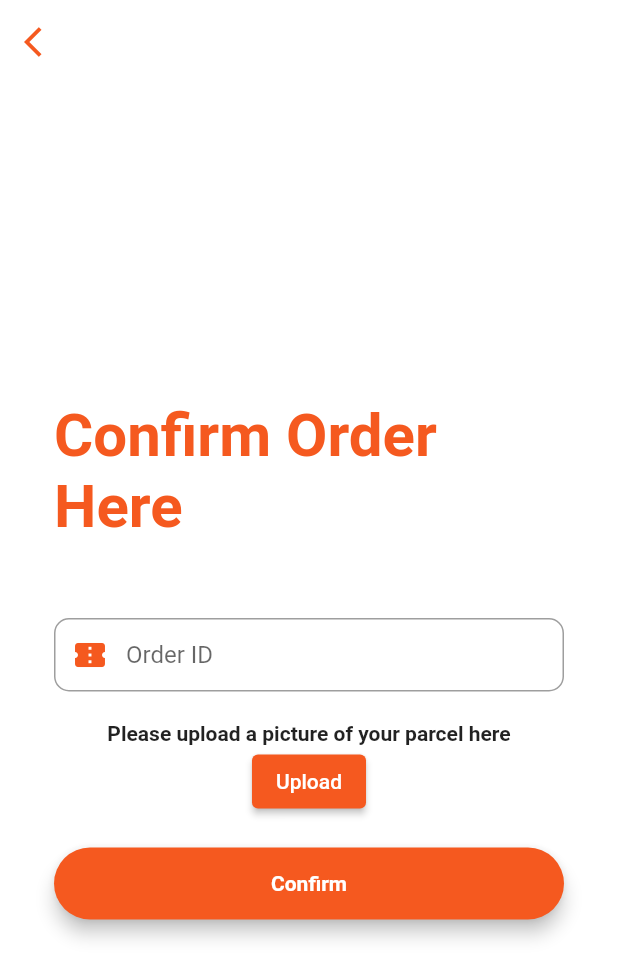
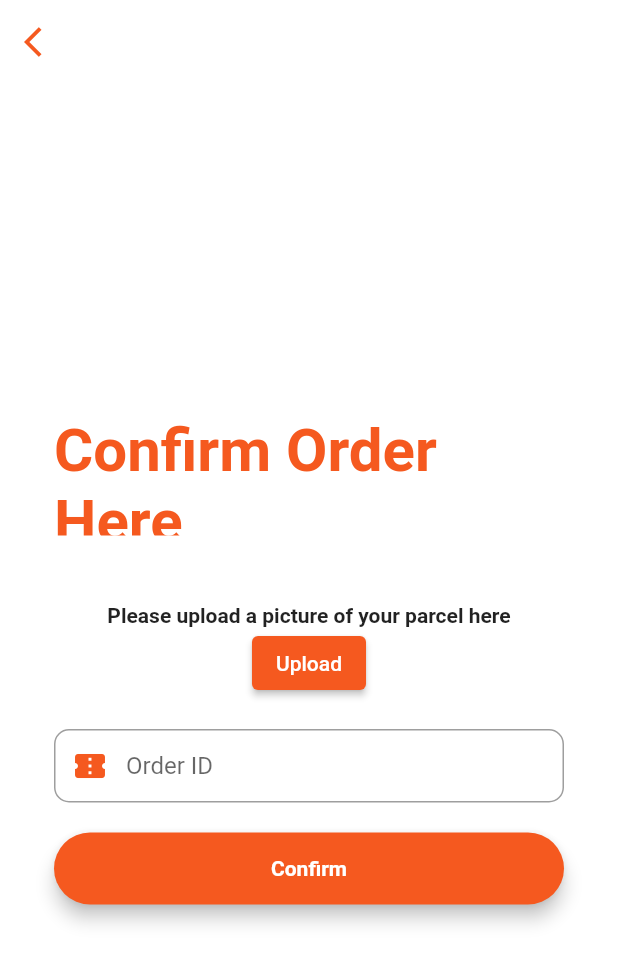
Before and after one commit to isuruar/Flutter-Pick-Go, a Flutter app: the ConfirmOrder screen opened directly, on a phone screen of 412 x 824 dp. Shown: the top 978 px of the screen. Run offline on Flutter 3.47's test engine with Material 2 defaults, Android fonts, the phone set to English and light mode, and no system bars; our stand-ins replace cloud_firestore, firebase_auth, firebase_core, firebase_storage, fluttertoast, image_picker; accounts and stored records are empty.

Commit message:
Make some UI changes in confirm_order screen

```diff
--- a/lib/ui/confirm_order_screen.dart
+++ b/lib/ui/confirm_order_screen.dart
@@ -101,7 +101,7 @@ class _ConfirmOrderState extends State<ConfirmOrder> {
                   crossAxisAlignment: CrossAxisAlignment.center,
                   children: <Widget>[
                     SizedBox(
-                      height: 100,
+                      height: 80,
                       child: Text(
                         "Confirm Order Here",
                         style: TextStyle(
@@ -111,8 +111,6 @@ class _ConfirmOrderState extends State<ConfirmOrder> {
                       ),
                     ),
                     SizedBox(height: 45),
-                    orderIDField,
-                    SizedBox(height: 20),
                     Text(
                       "Please upload a picture of your parcel here",
                       style:
@@ -130,6 +128,8 @@ class _ConfirmOrderState extends State<ConfirmOrder> {
                                   builder: (context) => ImageUpload()));
                         },
                         child: Text("Upload")),
+                    SizedBox(height: 20),
+                    orderIDField,
                     SizedBox(height: 20),
                     confirmButton,
                   ],
@@ -154,7 +154,7 @@ class _ConfirmOrderState extends State<ConfirmOrder> {
   //}
   //}
 
-  //post details function
+  //order confirmation function
   postDetailsToFirestore() async {
     try {
       FirebaseFirestore firebaseFirestore = FirebaseFirestore.instance;
```
